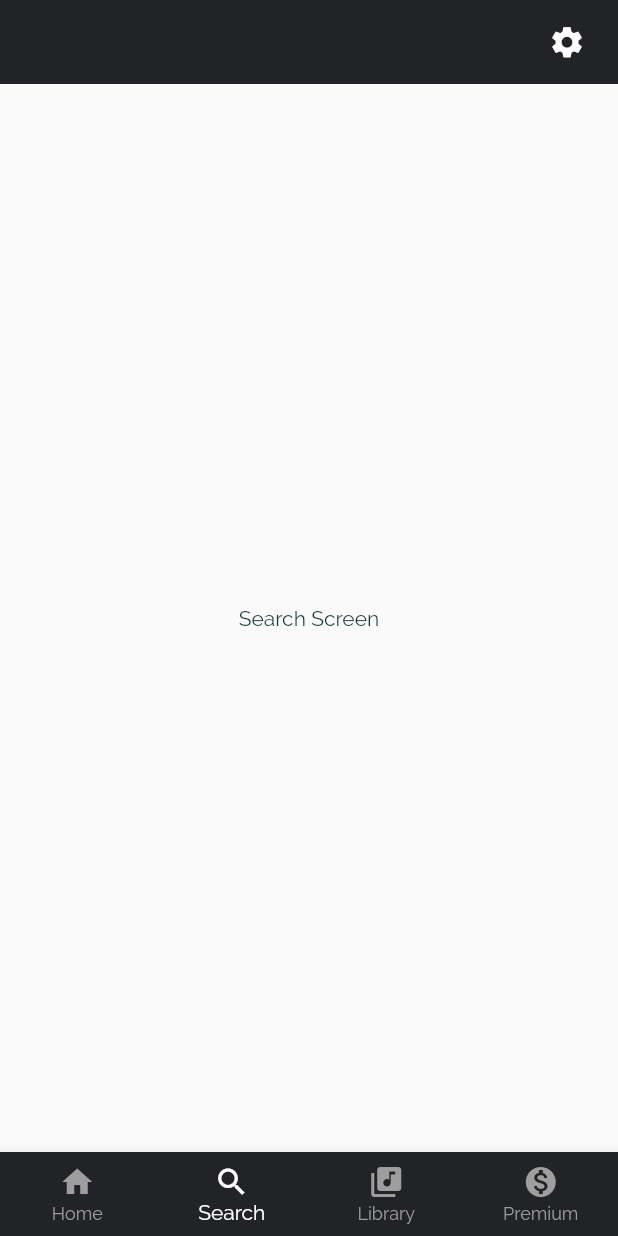
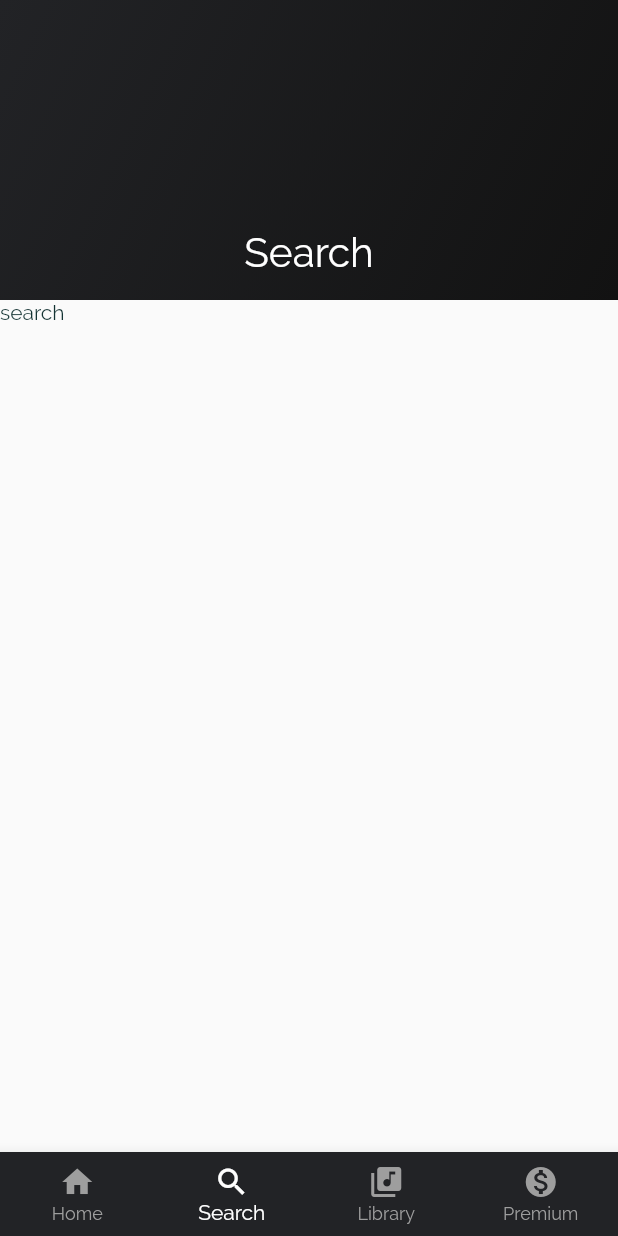
Before and after one commit to nikhilmufc7/Flutter_SpotifyUI, a Flutter app: the screen it shows after launch, item 2 of the bottom bar chosen, on a phone screen of 412 x 824 dp. Run offline on Flutter 3.47's test engine with Material 2 defaults, Android fonts, the phone set to English and light mode, and no system bars.

Commit message:
added colors and changed Ui layout for home screen and add bottom tab bar

```diff
--- a/lib/screens/search.dart
+++ b/lib/screens/search.dart
@@ -10,11 +10,45 @@ class SearchTab extends StatefulWidget {
 class _SearchTabState extends State<SearchTab> {
   @override
   Widget build(BuildContext context) {
+    return Scaffold(
+      body: NestedScrollView(
+        headerSliverBuilder: (BuildContext context, bool isScrolled) {
+          return <Widget>[
+            SliverAppBar(
+              expandedHeight: 200.0,
+              floating: false,
+              pinned: false,
+              flexibleSpace: FlexibleSpaceBar(
+                  centerTitle: true,
+                  title: Text("Search",
+                      style: TextStyle(
+                        color: Colors.white,
+                        fontSize: 18.0,
+                      )),
+                  background: Container(
+                    decoration: new BoxDecoration(
+                      gradient: new LinearGradient(
+                        colors: [
+                          Theme
+                              .of(context)
+                              .primaryColor,
+                          Theme
+                              .of(context)
+                              .accentColor,
+                        ],
+                        begin: FractionalOffset.topLeft,
+                        end: FractionalOffset.bottomRight,
+                      ),
+                    ),
+                  )),
 
+            ),
 
-    return Container(
-      child: Center(
-        child: Text("Search Screen"),
+          ];
+        },
+        body: Container(
+          child: Text('search'),
+        ),
       ),
     );
   }
--- a/lib/screens/tabsScreen.dart
+++ b/lib/screens/tabsScreen.dart
@@ -42,18 +42,18 @@ class _TabsScreenState extends State<TabsScreen> {
   @override
   Widget build(BuildContext context) {
     return Scaffold(
-      appBar: AppBar(
-        backgroundColor: Theme.of(context).primaryColor,
-        elevation: 0,
-        actions: <Widget>[
-          IconButton(
-            icon: Icon(Icons.settings),
-            onPressed: () => debugPrint("settings pressed"),
-            iconSize: 25,
-            padding: EdgeInsets.only(right: 20),
-          ),
-        ],
-      ),
+//      appBar: AppBar(
+//        backgroundColor: Theme.of(context).primaryColor,
+//        elevation: 0,
+//        actions: <Widget>[
+//          IconButton(
+//            icon: Icon(Icons.settings),
+//            onPressed: () => debugPrint("settings pressed"),
+//            iconSize: 25,
+//            padding: EdgeInsets.only(right: 20),
+//          ),
+//        ],
+//      ),
       body: _pages[_selectedPageIndex]['page'],
       bottomNavigationBar: BottomNavigationBar(
         onTap: _selectPage,
```
Also changed, not shown: lib/screens/home.dart (+36 -3 lines), pubspec.lock, 1 other file.
